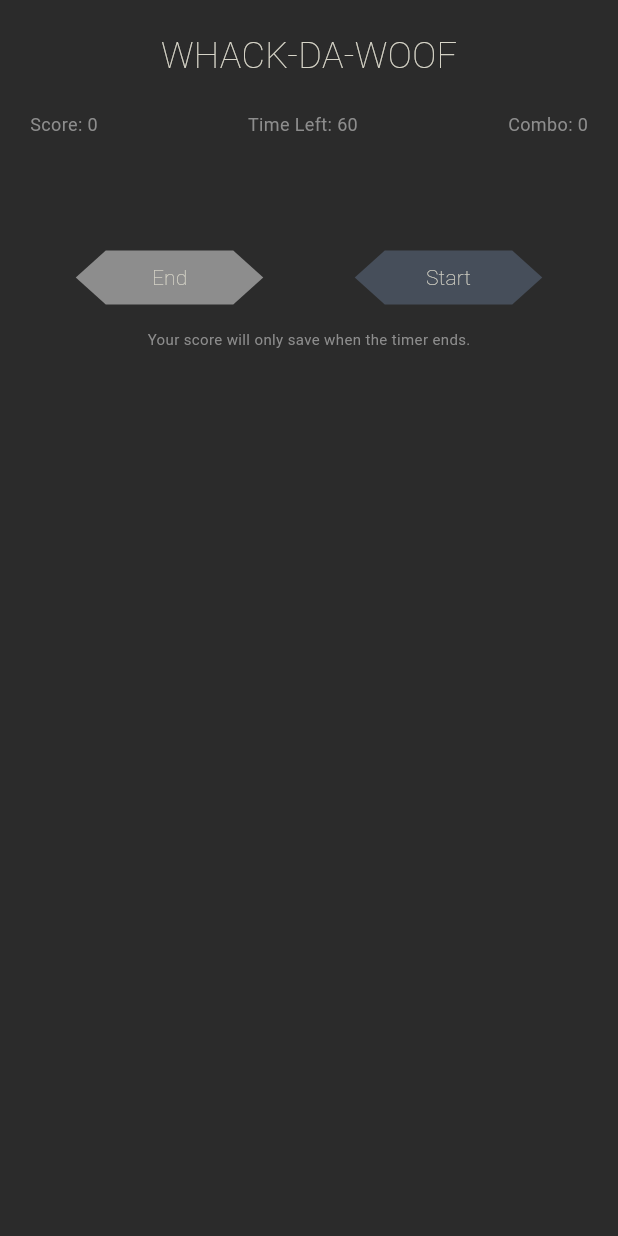
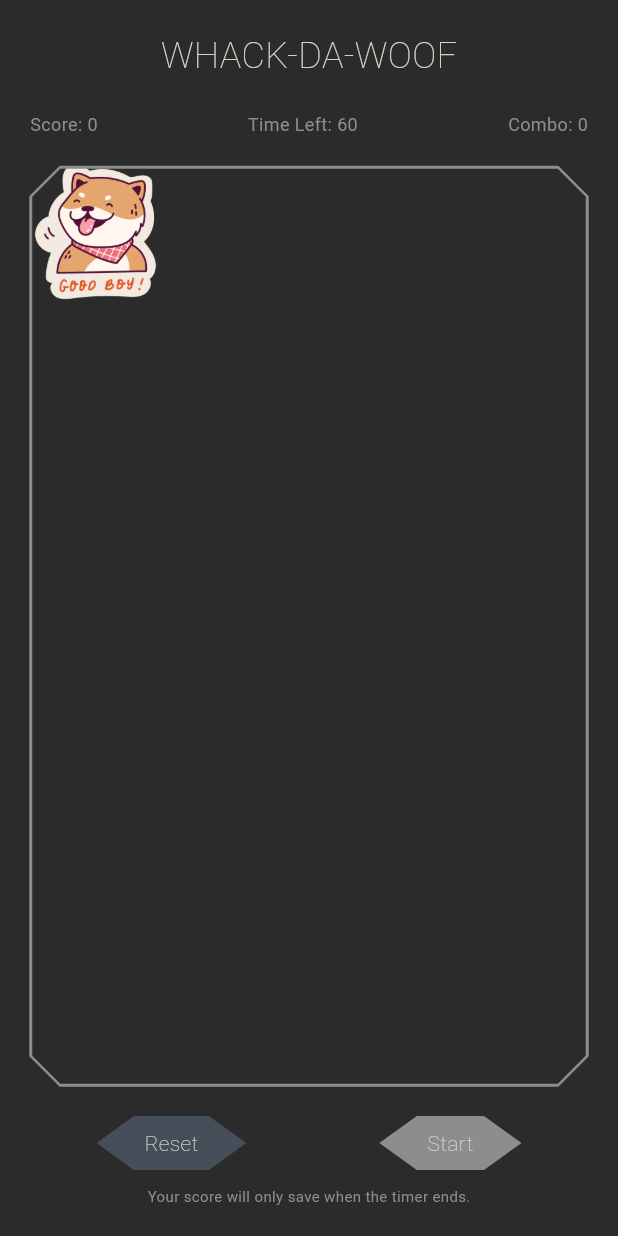
Before and after one commit to NightfuryEquinn/MOFE, a Flutter app: the MofeGamePage screen opened by its route, after a tap on "Start", on a phone screen of 412 x 824 dp. Run offline on Flutter 3.47's test engine with Material 3 defaults, Android fonts, the phone set to English and light mode, and no system bars; drawn by our look-alikes of flutter_animate; our stand-ins replace animated_text_kit, cloud_firestore, firebase_core, google_fonts, lottie; accounts and stored records are empty; generated files the repository leaves out were written again; Roboto replaces fonts that are missing (Chivo, Krub).

Commit message:
Done game

```diff
--- a/lib/firebase/firestore_repo.dart
+++ b/lib/firebase/firestore_repo.dart
@@ -2,4 +2,28 @@ import 'package:cloud_firestore/cloud_firestore.dart';
 
 class FirestoreRepo {
   final FirebaseFirestore _firestore = FirebaseFirestore.instance;
+
+  Future<void> fetchLog() async {
+
+  }
+
+  Future<void> createLog() async {
+
+  }
+
+  Future<void> updateLog() async {
+
+  }
+
+  Future<void> deleteLog() async {
+
+  }
+
+  Future<void> fetchGameRecord() async {
+
+  }
+
+  Future<void> createGameRecord() async {
+
+  }
 }
--- a/lib/providers/mofe_game_provider.dart
+++ b/lib/providers/mofe_game_provider.dart
@@ -3,25 +3,21 @@ import 'dart:math';
 
 import 'package:flutter/material.dart';
 
-enum StickerType {
-  normal,
-  bonus,
-  penalty
-}
+enum StickerType { normal, bonus, penalty }
 
 class MofeGameProvider with ChangeNotifier {
+  final Random _random = Random();
+
+  Timer? _timer;
+  Timer? _posTimer;
+
   int _score = 0;
   int _time = 60;
   bool _isGameActive = false;
-  Timer? _timer;
-  Timer? _posTimer;
-
   double _xPos = 0.0;
   double _yPos = 0.0;
   int _combo = 0;
   StickerType _currentSticker = StickerType.normal;
-
-  final Random _random = Random();
 
   int get score => _score;
   int get time => _time;
@@ -81,8 +77,8 @@ class MofeGameProvider with ChangeNotifier {
   }
 
   void _randomizePosition(double maxWidth, double maxHeight) {
-    _xPos = _random.nextDouble() * (maxWidth * 0.7);
-    _yPos = _random.nextDouble() * (maxHeight * 0.7);
+    _xPos = _random.nextDouble() * (maxWidth - 75);
+    _yPos = _random.nextDouble() * (maxHeight - 75);
 
     int stickerChance = _random.nextInt(10);
     if (stickerChance < 6) {
@@ -118,6 +114,8 @@ class MofeGameProvider with ChangeNotifier {
     _time = 60;
     _xPos = 0.0;
     _yPos = 0.0;
+    notifyListeners();
+
     super.dispose();
   }
 }
--- a/lib/views/mofe_game_page.dart
+++ b/lib/views/mofe_game_page.dart
@@ -1,3 +1,5 @@
+import 'dart:math';
+
 import 'package:flutter/material.dart';
 import 'package:mofe_app/providers/mofe_game_provider.dart';
 import 'package:mofe_app/theme/colours.dart';
@@ -10,7 +12,16 @@ class MofeGamePage extends StatelessWidget {
 
   @override
   Widget build(BuildContext context) {
+    final List<String> imagePaths = [
+      "assets/butt_1.png",
+      "assets/butt_2.png"
+    ];
     final gameState = context.watch<MofeGameProvider>();
+
+    String randomizeImage() {
+      final random = Random();
+      return imagePaths[random.nextInt(imagePaths.length)];
+    }
 
     return Scaffold(
       backgroundColor: MofeColour.black,
@@ -60,20 +71,70 @@ class MofeGamePage extends StatelessWidget {
                   ],
                 ),
                 const SizedBox(height: 20.0),
-
-                const SizedBox(height: 50.0),
+                Expanded(
+                  child: LayoutBuilder(
+                    builder: (context, constraints) {
+                      return Material(
+                        color: Colors.transparent,
+                        shape: BeveledRectangleBorder(
+                          borderRadius: BorderRadius.circular(20.0),
+                          side: const BorderSide(
+                            color: MofeColour.grey,
+                            width: 1.0
+                          )
+                        ),
+                        child: Stack(
+                          children: [
+                            Positioned(
+                              left: gameState.xPos,
+                              top: gameState.yPos,
+                              child: GestureDetector(
+                                onTap: () => gameState.tap(
+                                  constraints.maxWidth,
+                                  constraints.maxHeight
+                                ),
+                                child: gameState.currentSticker == StickerType.bonus ?
+                                  Image.asset(
+                                    "assets/dog.png",
+                                    width: 100.0,
+                                    height: 100.0,
+                                  )
+                                  : gameState.currentSticker == StickerType.penalty ?
+                                  Image.asset(
+                                    "assets/cat.png",
+                                    width: 100.0,
+                                    height: 100.0,
+                                  )
+                                  :
+                                  Image.asset(
+                                    randomizeImage(),
+                                    width: 100.0,
+                                    height: 100.0,
+                                  )
+                              )
+                            )
+                          ]
+                        )
+                      );
+                    }
+                  )
+                ),
+                const SizedBox(height: 20.0),
                 Row(
                   mainAxisAlignment: MainAxisAlignment.spaceAround,
                   children: [
                     ActionButton(
-                      label: "End",
+                      label: "Reset",
                       alternative: !gameState.isGameActive,
-                      onTap: () {}
+                      onTap: gameState.resetGame
                     ),
                     ActionButton(
                       label: "Start",
                       alternative: gameState.isGameActive,
-                      onTap: () {}
+                      onTap: () => gameState.startGame(
+                        Random().nextDouble() * (350),
+                        Random().nextDouble() * (600)
+                      )
                     ),
                   ],
                 ),
--- a/lib/widgets/action_button.dart
+++ b/lib/widgets/action_button.dart
@@ -1,8 +1,9 @@
 import 'package:flutter/material.dart';
+import 'package:flutter_animate/flutter_animate.dart';
 import 'package:mofe_app/theme/colours.dart';
 import 'package:mofe_app/theme/fonts.dart';
 
-class ActionButton extends StatelessWidget {
+class ActionButton extends StatefulWidget {
   final String label;
   final bool alternative;
   final VoidCallback onTap;
@@ -15,24 +16,72 @@ class ActionButton extends StatelessWidget {
   });
 
   @override
+  State<ActionButton> createState() => _ActionButtonState();
+}
+
+class _ActionButtonState extends State<ActionButton> with TickerProviderStateMixin {
+  bool _isTapped = false;
+
+  void _handleTap() async {
+    setState(() {
+      _isTapped = true;
+    });
+
+    await Future.delayed(const Duration(milliseconds: 500));
+    if (!widget.alternative) {
+      widget.onTap();
+    }
+
+    setState(() {
+      _isTapped = false;
+    });
+  }
+
+  @override
   Widget build(BuildContext context) {
-    return TextButton(
-      onPressed: onTap,
-      style: TextButton.styleFrom(
-        backgroundColor: alternative ? MofeColour.grey : MofeColour.blue,
-        overlayColor: MofeColour.overlayBlack,
-        minimumSize: const Size(125.0, 35.0),
+    return ClipPath(
+      clipper: ShapeBorderClipper(
         shape: BeveledRectangleBorder(
-          borderRadius: BorderRadius.circular(20.0)
+          borderRadius: BorderRadius.circular(25.0)
         ),
       ),
+      child: AnimatedContainer(
+        duration: const Duration(milliseconds: 750),
+        curve: Curves.fastEaseInToSlowEaseOut,
+        color: _isTapped
+          ? (widget.alternative ? MofeColour.blue : MofeColour.grey)
+          : (widget.alternative ? MofeColour.grey : MofeColour.blue),
+        child: Material(
+          color: Colors.transparent,
+          shape: BeveledRectangleBorder(
+            borderRadius: BorderRadius.circular(25.0)
+          ),
+          child: InkWell(
+            onTap: _handleTap,
+            splashColor: MofeColour.overlayBlack,
+            customBorder: BeveledRectangleBorder(
+              borderRadius: BorderRadius.circular(25.0)
+            ),
+            child: Padding(
+              padding: const EdgeInsets.symmetric(horizontal: 32.0, vertical: 8.0),
               child: Text(
-        label,
+                widget.label,
                 style: MofeFonts.chivo(
                   fontSize: 14,
                   fontWeight: FontWeight.w200,
                   colour: MofeColour.white
                 ),
+              ),
+            )
+          )
+        ).animate(
+          target: _isTapped ? 1 : 0
+        )
+        .fadeOut(
+          delay: const Duration(milliseconds: 250),
+          duration: const Duration(milliseconds: 500),
+          curve: Curves.fastEaseInToSlowEaseOut
+        )
       )
     );
   }
```
Lines whose indentation alone changed are shown as unchanged.
